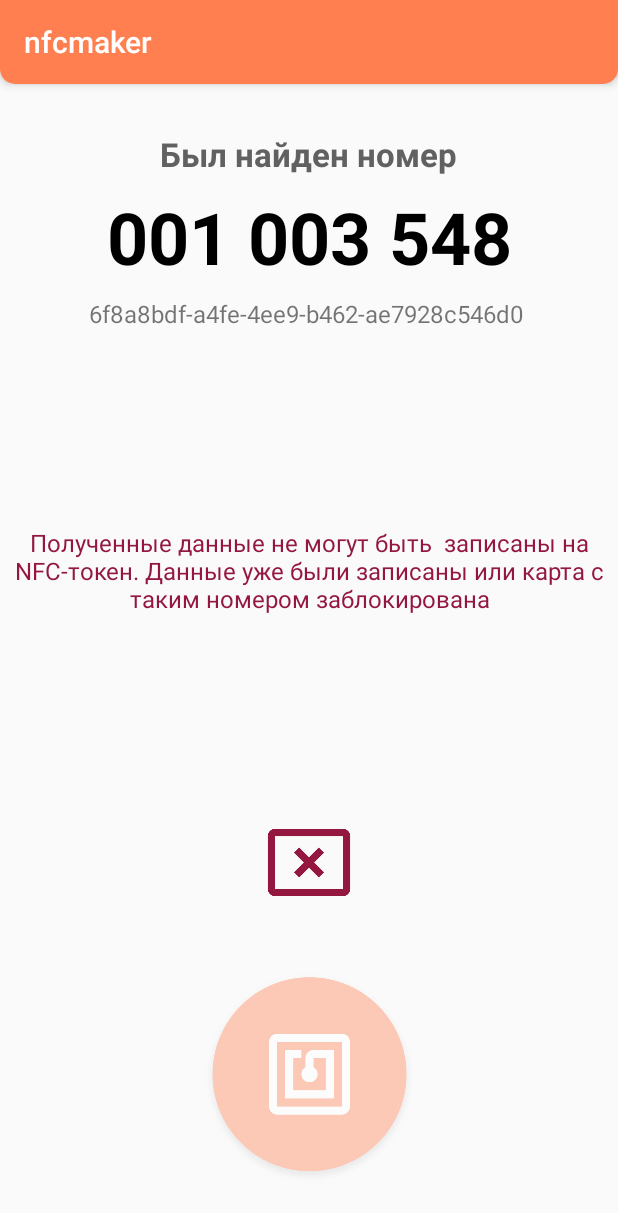
After one commit to proskor2/nfcmaker, an Android app: the MasterNFCError screen opened directly, with no data from a screen before it, on a phone screen of 412 x 824 dp. The commit adds this screen. Shown: the top 1213 px of the screen. Run offline under Robolectric (Android 15) with nearby library versions, the phone set to English and light mode, and no system bars.

Commit message:
base screen

```diff
--- /dev/null
+++ b/app/src/main/java/store/dide/nfcmaker/views/MasterNFCError.kt
@@ -0,0 +1,15 @@
+package store.dide.nfcmaker.views
+
+import androidx.appcompat.app.AppCompatActivity
+import android.os.Bundle
+import store.dide.nfcmaker.databinding.ActivityMasterNfcerrorBinding
+
+class MasterNFCError : AppCompatActivity() {
+    private lateinit var binding: ActivityMasterNfcerrorBinding
+    override fun onCreate(savedInstanceState: Bundle?) {
+        super.onCreate(savedInstanceState)
+        binding = ActivityMasterNfcerrorBinding.inflate(layoutInflater)
+        setContentView(binding.root)
+
+    }
+}
--- /dev/null
+++ b/app/src/main/res/layout/activity_master_nfcerror.xml
@@ -0,0 +1,86 @@
+<?xml version="1.0" encoding="utf-8"?>
+<androidx.constraintlayout.widget.ConstraintLayout xmlns:android="http://schemas.android.com/apk/res/android"
+    xmlns:app="http://schemas.android.com/apk/res-auto"
+    xmlns:tools="http://schemas.android.com/tools"
+    android:layout_width="match_parent"
+    android:layout_height="match_parent"
+    tools:context=".views.MasterNFCError">
+
+    <TextView
+        android:id="@+id/textView26"
+        android:layout_width="wrap_content"
+        android:layout_height="wrap_content"
+        android:layout_marginTop="32dp"
+        android:text="Был найден номер"
+        android:textColor="#616161"
+        android:textSize="22sp"
+        android:textStyle="bold"
+        app:layout_constraintEnd_toEndOf="parent"
+        app:layout_constraintHorizontal_bias="0.498"
+        app:layout_constraintStart_toStartOf="parent"
+        app:layout_constraintTop_toTopOf="parent" />
+
+    <ImageView
+        android:id="@+id/image_writenfcerror"
+        android:layout_width="150dp"
+        android:layout_height="150dp"
+        android:layout_marginBottom="32dp"
+        app:layout_constraintBottom_toBottomOf="parent"
+        app:layout_constraintEnd_toEndOf="parent"
+        app:layout_constraintStart_toStartOf="parent"
+        app:srcCompat="@drawable/nfc"
+        android:alpha="0.4"/>
+
+    <ImageView
+        android:id="@+id/imageView6"
+        android:layout_width="60dp"
+        android:layout_height="70dp"
+        android:layout_marginBottom="32dp"
+        app:layout_constraintBottom_toTopOf="@+id/image_writenfcerror"
+        app:layout_constraintEnd_toEndOf="parent"
+        app:layout_constraintStart_toStartOf="parent"
+        app:srcCompat="@drawable/cancel" />
+
+    <TextView
+        android:id="@+id/textView28"
+        android:layout_width="0dp"
+        android:layout_height="wrap_content"
+        android:layout_margin="8dp"
+        android:text="Полученные данные не могут быть
+ записаны на NFC-токен. Данные
+уже были записаны или карта с
+таким номером заблокирована"
+        android:textAlignment="center"
+        android:textColor="@color/error"
+        android:textSize="16sp"
+        app:layout_constraintBottom_toTopOf="@+id/imageView6"
+        app:layout_constraintEnd_toEndOf="parent"
+        app:layout_constraintHorizontal_bias="0.0"
+        app:layout_constraintStart_toStartOf="parent"
+        app:layout_constraintTop_toBottomOf="@+id/textView30" />
+
+    <TextView
+        android:id="@+id/textView29"
+        android:layout_width="wrap_content"
+        android:layout_height="wrap_content"
+        android:layout_marginTop="8dp"
+        android:text="001 003 548"
+        android:textColor="@color/black"
+        android:textSize="48sp"
+        android:textStyle="bold"
+        app:layout_constraintEnd_toEndOf="parent"
+        app:layout_constraintStart_toStartOf="parent"
+        app:layout_constraintTop_toBottomOf="@+id/textView26" />
+
+    <TextView
+        android:id="@+id/textView30"
+        android:layout_width="wrap_content"
+        android:layout_height="wrap_content"
+        android:layout_marginTop="8dp"
+        android:text="6f8a8bdf-a4fe-4ee9-b462-ae7928c546d0 "
+        android:textSize="16sp"
+        app:layout_constraintEnd_toEndOf="parent"
+        app:layout_constraintStart_toStartOf="parent"
+        app:layout_constraintTop_toBottomOf="@+id/textView29" />
+
+</androidx.constraintlayout.widget.ConstraintLayout>
--- a/app/src/main/res/values/colors.xml
+++ b/app/src/main/res/values/colors.xml
@@ -14,4 +14,5 @@
     <color name="colorAccent">#D81B60</color>
     <color name="white">#FFFFFF</color>
     <color name="black">#000000</color>
+    <color name="error">#93173F</color>
 </resources>
```
Also changed, not shown: app/src/main/AndroidManifest.xml (+15 -0 lines), app/src/main/java/store/dide/nfcmaker/views/CreateNewList.kt (added, +15 -0 lines), app/src/main/java/store/dide/nfcmaker/views/MasterNFCActivity.kt (added, +16 -0 lines), app/src/main/java/store/dide/nfcmaker/views/MasterQRActivity.kt (added, +15 -0 lines), app/src/main/java/store/dide/nfcmaker/views/MasterWriteResult.kt (added, +15 -0 lines), app/src/main/res/layout/activity_create_new_list.xml (added, +64 -0 lines), app/src/main/res/layout/activity_master_nfcactivity.xml (added, +81 -0 lines), app/src/main/res/layout/activity_master_qractivity.xml (added, +55 -0 lines), app/src/main/res/layout/activity_master_write_result.xml (added, +72 -0 lines), app/src/main/res/drawable/cancel.png (added), app/src/main/res/drawable/cardbackside.png (added), app/src/main/res/drawable/congratulation.png (added), app/src/main/res/drawable/home.png (added), app/src/main/res/drawable/logo.png (added), 3 more files.
